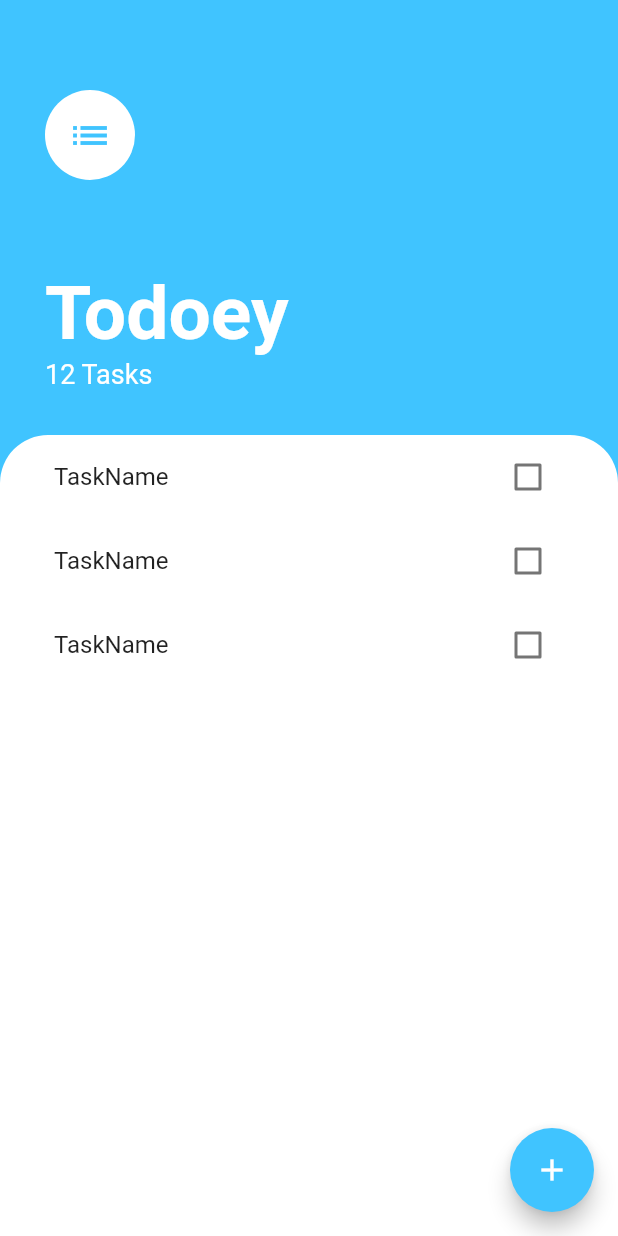
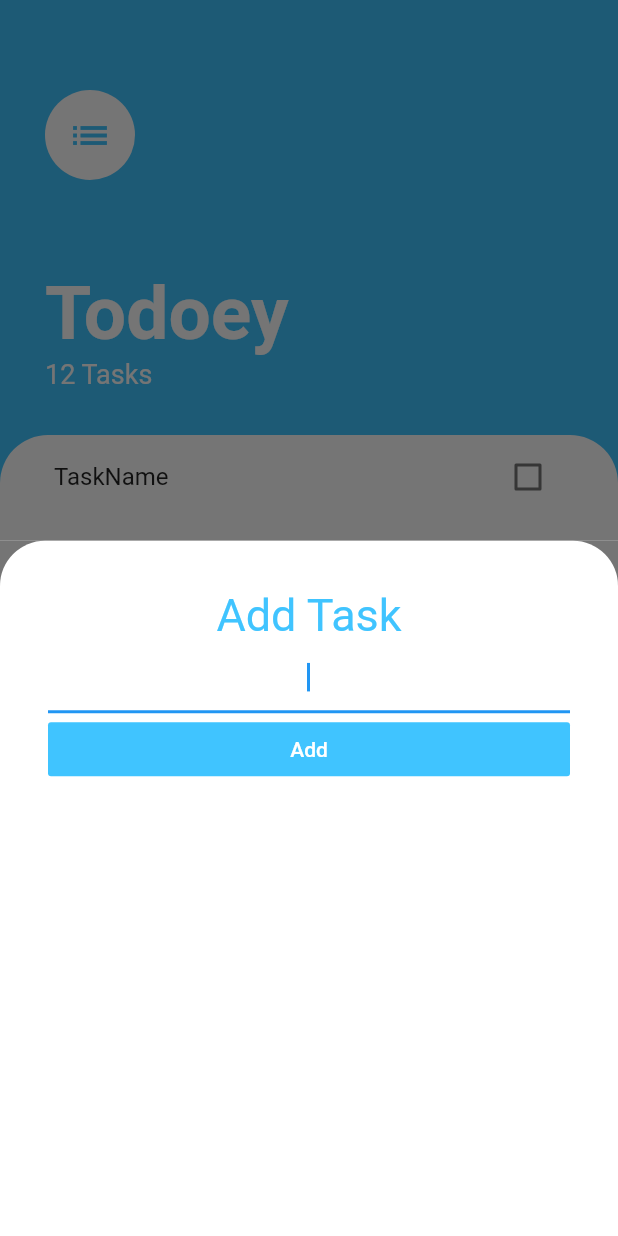
Before and after one commit to abd99/flutter_todo_list, a Flutter app: the screen it shows after launch, after a tap on the "add" icon, on a phone screen of 412 x 824 dp. Run offline on Flutter 3.47's test engine with Material 2 defaults, Android fonts, the phone set to English and light mode, and no system bars.

Commit message:
Design ModalBottomSheet

```diff
--- /dev/null
+++ b/lib/screens/add_task_screen.dart
@@ -0,0 +1,45 @@
+import 'package:flutter/material.dart';
+
+class AddTaskScreen extends StatelessWidget {
+  @override
+  Widget build(BuildContext context) {
+    return Container(
+      color: Color(0xFF757575),
+      child: Container(
+        decoration: BoxDecoration(
+          color: Colors.white,
+          borderRadius: BorderRadius.only(
+            topLeft: Radius.circular(30.0),
+            topRight: Radius.circular(30.0),
+          ),
+        ),
+        padding: EdgeInsets.all(32.0),
+        child: Column(
+          crossAxisAlignment: CrossAxisAlignment.stretch,
+          children: <Widget>[
+            Text(
+              'Add Task',
+              textAlign: TextAlign.center,
+              style: TextStyle(
+                color: Colors.lightBlueAccent,
+                fontSize: 30.0,
+              ),
+            ),
+            TextField(
+              autofocus: true,
+              textAlign: TextAlign.center,
+            ),
+            FlatButton(
+              color: Colors.lightBlueAccent,
+              child: Text(
+                'Add',
+                style: TextStyle(color: Colors.white),
+              ),
+              onPressed: () {},
+            ),
+          ],
+        ),
+      ),
+    );
+  }
+}
--- a/lib/screens/tasks_screen.dart
+++ b/lib/screens/tasks_screen.dart
@@ -1,4 +1,5 @@
 import 'package:flutter/material.dart';
+import 'package:flutter_todo_list/screens/add_task_screen.dart';
 import 'package:flutter_todo_list/widgets/tasks_list.dart';
 
 class TasksScreen extends StatelessWidget {
@@ -65,7 +66,12 @@
         ],
       ),
       floatingActionButton: FloatingActionButton(
-        onPressed: () {},
+        onPressed: () {
+          showModalBottomSheet(
+            context: context,
+            builder: (context) => AddTaskScreen(),
+          );
+        },
         backgroundColor: Colors.lightBlueAccent,
         child: Icon(Icons.add),
       ),
```
